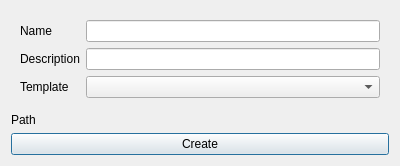
Before: the Qt Designer form tinypipeline/tools/project_manager/resource/CreateProjectDialog.ui in PaulSchweizer/tinypipeline, drawn with Qt 5.
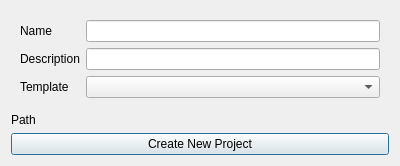
After: the same form once the commit is applied.

The edit to the form file:
```diff
--- a/tinypipeline/tools/project_manager/resource/CreateProjectDialog.ui
+++ b/tinypipeline/tools/project_manager/resource/CreateProjectDialog.ui
@@ -60,7 +60,7 @@
    <item>
     <widget class="QPushButton" name="create_btn">
      <property name="text">
-      <string>Create</string>
+      <string>Create New Project</string>
      </property>
     </widget>
    </item>
```
